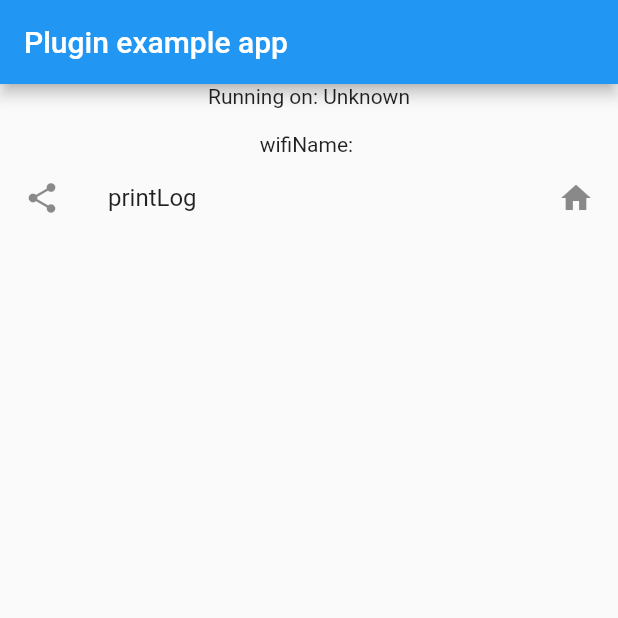
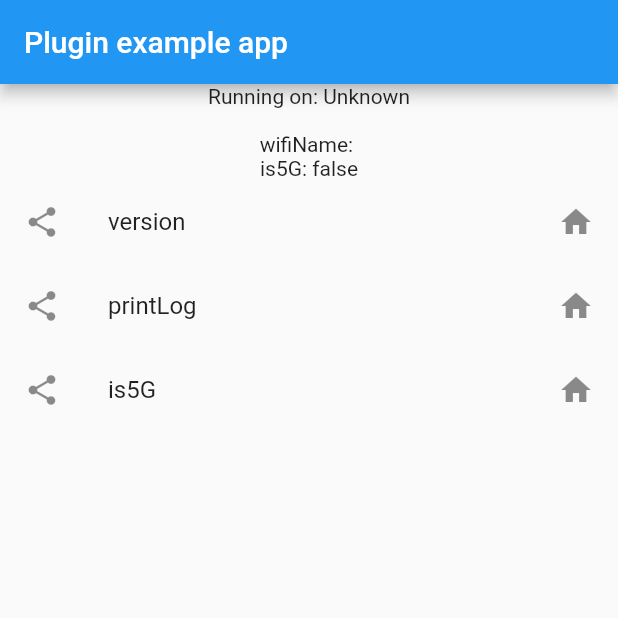
Before and after one commit to hzjchina/wifi_plugin, a Flutter app: the screen it shows after launch, on a phone screen of 412 x 824 dp, the top half of it. Run offline on Flutter 3.47's test engine with Material 2 defaults, Android fonts, the phone set to English and light mode, and no system bars.

```diff
--- a/example/lib/main.dart
+++ b/example/lib/main.dart
@@ -16,11 +16,12 @@ class MyApp extends StatefulWidget {
 class _MyAppState extends State<MyApp> {
   String _platformVersion = 'Unknown';
   String _wifiName = "";
+  bool _is5G = false;
 
   @override
   void initState() {
     super.initState();
-    initPlatformState();
+    // initPlatformState();
   }
 
   // Platform messages are asynchronous, so we initialize in an async method.
@@ -41,6 +42,16 @@ class _MyAppState extends State<MyApp> {
     setState(() {
       _platformVersion = platformVersion;
     });
+  }
+
+  void getWifi() async{
+
+
+    _is5G =  await WifiPlugin.wifi5G;
+
+    setState(() {
+    });
+
   }
 
   Future<void> test() async{
@@ -74,6 +85,21 @@ class _MyAppState extends State<MyApp> {
             Center(
               child: Text('wifiName: $_wifiName'),
             ),
+            Center(
+              child: Text('is5G: $_is5G'),
+            ),
+            ListTile(
+              // tileColor: Colors.red,
+              // contentPadding: EdgeInsetsGeometry.lerp(a, b, t),
+              title: Text("version"),
+              // subtitle: Text("test"),
+              trailing:Icon(Icons.home),
+              // isThreeLine:true,
+              leading:Icon(Icons.share),
+              onTap: () {
+                initPlatformState();
+              },
+            ),
             ListTile(
               // tileColor: Colors.red,
               // contentPadding: EdgeInsetsGeometry.lerp(a, b, t),
@@ -86,6 +112,18 @@ class _MyAppState extends State<MyApp> {
                 test();
               },
             ),
+            ListTile(
+              // tileColor: Colors.red,
+              // contentPadding: EdgeInsetsGeometry.lerp(a, b, t),
+              title: Text("is5G"),
+              // subtitle: Text("test"),
+              trailing:Icon(Icons.home),
+              // isThreeLine:true,
+              leading:Icon(Icons.share),
+              onTap: () {
+                getWifi();
+              },
+            ),
           ]),
         ),
       ),
```
Also changed, not shown: lib/wifi_plugin.dart (+7 -0 lines), 3 other files.
